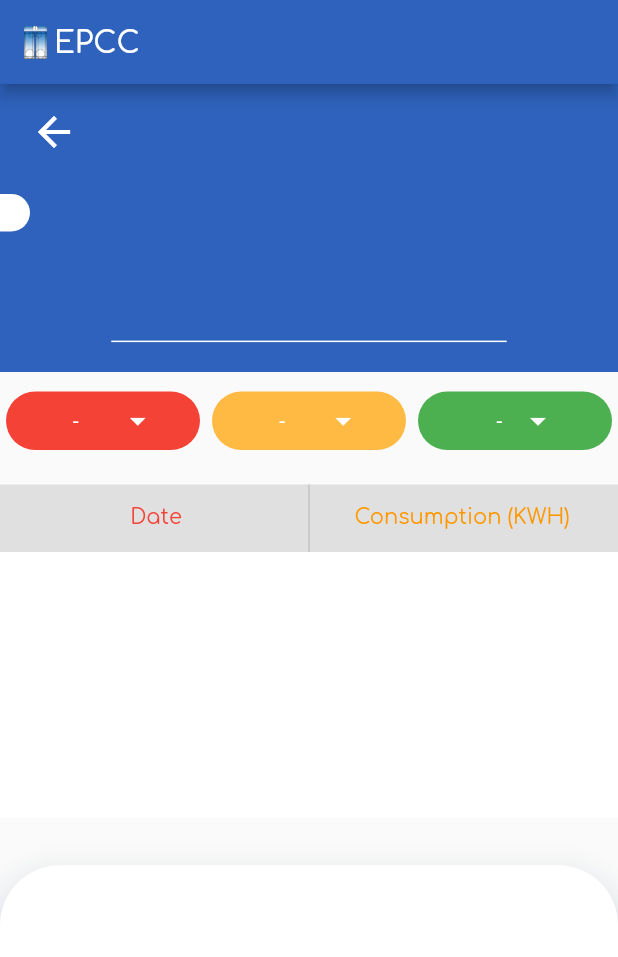
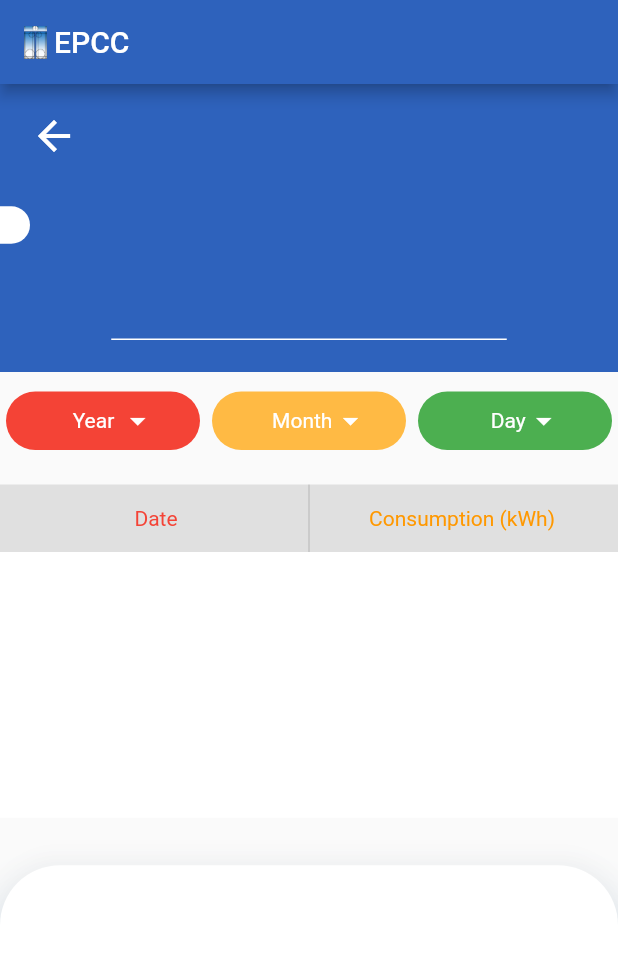
Before and after one commit to adilvn/EPCCApp, a Flutter app: the BackProcessUnit screen opened directly with empty values, on a phone screen of 412 x 824 dp. Shown: the top 957 px of the screen. Run offline on Flutter 3.47's test engine with Material 2 defaults, Android fonts, the phone set to English and light mode, and no system bars; our stand-ins replace animate_do, cached_network_image, cloud_firestore, connectivity, firebase_auth, firebase_core and 7 more; missing offline and left inert: connectivity_alert_widget, splash_screen_view; accounts and stored records are empty.

Commit message:
Latest App

```diff
--- a/lib/Screens/BackProcessUnit.dart
+++ b/lib/Screens/BackProcessUnit.dart
@@ -154,16 +154,16 @@ class BackProcessUnit extends GetView<BackProcessController> {
                           BottomNavigation.backToHomePage(SubUnits(), 0, false);
                           controller.ListData!.clear();
                           controller.chartOne.clear();
-                          controller.setBPDropValue1("-");
-                          controller.setBPDropValue2("-");
+                          controller.setBPDropValue1("Year");
+                          controller.setBPDropValue2("Month");
 
-                          controller.setBPDropValue3("-");
+                          controller.setBPDropValue3("Day");
                         },
                         child: Container(
                           padding: EdgeInsets.symmetric(horizontal: 20),
                           alignment: Alignment.centerLeft,
                           width: double.infinity,
-                          height: 35,
+                          height: 30,
                           child: Icon(
                             Icons.arrow_back,
                             color: white,
@@ -184,7 +184,7 @@ class BackProcessUnit extends GetView<BackProcessController> {
                               "${controller.title}",
                               style: TextStyle(
                                   color: epccBlue,
-                                  fontSize: 12,
+                                  fontSize: 14,
                                   fontWeight: FontWeight.normal),
                             ),
                             decoration: BoxDecoration(
@@ -198,9 +198,9 @@ class BackProcessUnit extends GetView<BackProcessController> {
                           )
                         ],
                       ),
-                      SizedBox(
-                        height: 10,
-                      ),
+                      // SizedBox(
+                      //   height: 10,
+                      // ),
                       Text(
                         controller.locationName != "PP1 ,PP2 ,PP3\r\n"
                             ? controller.locationName
@@ -210,8 +210,7 @@ class BackProcessUnit extends GetView<BackProcessController> {
                             : controller.locationName.toUpperCase(),
                         style: TextStyle(
                             color: Colors.white,
-                            fontSize: 24,
-                            fontWeight: FontWeight.bold),
+                            fontSize: 24),
                       ),
                       Divider(
                         indent: MediaQuery.of(context).size.width * 0.18,
@@ -220,7 +219,7 @@ class BackProcessUnit extends GetView<BackProcessController> {
                         thickness: 1,
                       ),
                       SizedBox(
-                        height: 3,
+                        height: 0,
                       )
                     ],
                   ),
@@ -425,7 +424,7 @@ class BackProcessUnit extends GetView<BackProcessController> {
                                               alignment: Alignment.center,
                                               width: 150,
                                               child: Text(
-                                                "Consumption (KWH)",
+                                                "Consumption (kWh)",
                                                 style: TextStyle(
                                                     color: Colors.orange,
                                                     fontSize: 14),
@@ -480,7 +479,7 @@ class BackProcessUnit extends GetView<BackProcessController> {
                                                             Alignment.center,
                                                         width: 150,
                                                         child: Text(
-                                                          "${controller.ListData![index].Consumption}KWH",
+                                                          "${controller.ListData![index].Consumption} kWh",
                                                           style: TextStyle(
                                                               color:
                                                                   Colors.black),
@@ -517,7 +516,7 @@ class BackProcessUnit extends GetView<BackProcessController> {
                                                           .compact(),
                                                       title: AxisTitle(
                                                           text:
-                                                              'Consumption (KHW)',
+                                                              'Consumption (kWh)',
                                                           textStyle: TextStyle(
                                                               color:
                                                                   Colors.black,
--- a/lib/Screens/profile.dart
+++ b/lib/Screens/profile.dart
@@ -155,7 +155,7 @@ class _ProfileState extends State<Profile> {
                                 mainAxisAlignment:
                                     MainAxisAlignment.spaceBetween,
                                 children: [
-                                  Text("Change Profile"),
+                                  Text("Profile Picture"),
                                   ElevatedButton(
                                     onPressed: () {
                                       pickImage().whenComplete(() {
@@ -176,7 +176,7 @@ class _ProfileState extends State<Profile> {
                                         shape: StadiumBorder(),
                                         primary: epccBlue500),
                                     child: Text(
-                                      "Change Profile",
+                                      "Change",
                                       style: TextStyle(
                                           color: Colors.white,
                                           fontSize: 14,
@@ -208,7 +208,7 @@ class _ProfileState extends State<Profile> {
                               shape: StadiumBorder(),
                               primary: epccBlue500),
                           child: Text(
-                            "SIGN OUT",
+                            "Logout",
                             style: TextStyle(
                                 color: Colors.white,
                                 fontSize: 18,
--- a/lib/controllers/BackProcess.dart
+++ b/lib/controllers/BackProcess.dart
@@ -4,10 +4,10 @@ import 'package:get/get.dart';
 import 'HomeController.dart';
 
 class BackProcessController extends GetxController {
-  var _bpdropdown1 = "-".obs;
+  var _bpdropdown1 = "Year".obs;
 
-  var _bpdropdown2 = "-".obs;
-  var _bpdropdown3 = "-".obs;
+  var _bpdropdown2 = "Month".obs;
+  var _bpdropdown3 = "Day".obs;
 
   var _chartOne = <ChartData>[].obs;
   List<ChartData> get chartOne => _chartOne;
@@ -58,9 +58,9 @@ class BackProcessController extends GetxController {
   }
 
   addDetails(List<ConsumptionValue> val) {
-    if (BPDropValue1.value == "-" &&
-        BPDropValue2.value == "-" &&
-        BPDropValue3.value == "-") {
+    if (BPDropValue1.value == "Year" &&
+        BPDropValue2.value == "Month" &&
+        BPDropValue3.value == "Day") {
       chartOne.clear();
       _listData.clear();
       for (var i = 0; i < val.length; i++) {
@@ -68,23 +68,23 @@ class BackProcessController extends GetxController {
         setListData(ConsumptionValue(
             Date: val[i].Date, Consumption: val[i].Consumption));
       }
-    } else if (BPDropValue1.value == "-" &&
-        BPDropValue2.value != "-" &&
-        BPDropValue3.value != "-") {
+    } else if (BPDropValue1.value == "Year" &&
+        BPDropValue2.value != "Month" &&
+        BPDropValue3.value != "Day") {
       chartOne.clear();
       _listData.clear();
       Get.rawSnackbar(
           message: "Choose Correct Date", duration: Duration(seconds: 2));
-    } else if (BPDropValue1.value == "-" &&
-        BPDropValue2.value == "-" &&
-        BPDropValue3.value != "-") {
+    } else if (BPDropValue1.value == "Year" &&
+        BPDropValue2.value == "Month" &&
+        BPDropValue3.value != "Day") {
       chartOne.clear();
       _listData.clear();
       Get.rawSnackbar(
           message: "Choose Correct Date", duration: Duration(seconds: 2));
-    } else if (BPDropValue1.value != "-" &&
-        BPDropValue2.value != "-" &&
-        BPDropValue3.value != "-") {
+    } else if (BPDropValue1.value != "Year" &&
+        BPDropValue2.value != "Month" &&
+        BPDropValue3.value != "Day") {
       print("Comme");
       var _month = _bpdropdown2.toUpperCase();
       var _day = _bpdropdown3.toUpperCase();
@@ -104,9 +104,9 @@ class BackProcessController extends GetxController {
         Get.rawSnackbar(
             message: "Choose Correct Date", duration: Duration(seconds: 2));
       }
-    } else if (BPDropValue1.value != "-" &&
-        BPDropValue2.value == "-" &&
-        BPDropValue3.value == "-") {
+    } else if (BPDropValue1.value != "Year" &&
+        BPDropValue2.value == "Month" &&
+        BPDropValue3.value == "Day") {
       chartOne.clear();
       _listData.clear();
       var _year = _bpdropdown1.substring(2, 4).toUpperCase();
@@ -126,9 +126,9 @@ class BackProcessController extends GetxController {
         Get.rawSnackbar(
             message: "Choose Correct Date", duration: Duration(seconds: 2));
       }
-    } else if (BPDropValue1.value != "-" &&
-        BPDropValue2.value != "-" &&
-        BPDropValue3.value == "-") {
+    } else if (BPDropValue1.value != "Year" &&
+        BPDropValue2.value != "Month" &&
+        BPDropValue3.value == "Day") {
       chartOne.clear();
       _listData.clear();
       var _month = _bpdropdown2.toUpperCase();
@@ -152,16 +152,16 @@ class BackProcessController extends GetxController {
         Get.rawSnackbar(
             message: "Choose Correct Date", duration: Duration(seconds: 2));
       }
-    } else if (BPDropValue1.value == "-" &&
-        BPDropValue2.value == "-" &&
-        BPDropValue3.value == "-") {
+    } else if (BPDropValue1.value == "Year" &&
+        BPDropValue2.value == "Month" &&
+        BPDropValue3.value == "Day") {
       chartOne.clear();
       _listData.clear();
     }
   }
 
   List<String> _bpDropList1 = [
-    "-",
+    "Year",
     "2021",
     "2020",
     "2019",
@@ -177,7 +177,7 @@ class BackProcessController extends GetxController {
   ].obs;
 
   List<String> _bpDropList2 = [
-    "-",
+    "Month",
     "Jan",
     "Feb",
     "Mar",
@@ -193,7 +193,7 @@ class BackProcessController extends GetxController {
   ].obs;
 
   List<String> _bpDropList3 = [
-    "-",
+    "Day",
     "01",
     "02",
     "03",
--- a/lib/controllers/reportController.dart
+++ b/lib/controllers/reportController.dart
@@ -8,14 +8,14 @@ class ReportController extends GetxController {
   var allReportsData = <Data>[].obs;
 
   var _dataList = <ReportModel>[].obs;
-  var _bpdropdown1 = "-".obs;
+  var _bpdropdown1 = "Year".obs;
 
-  var _bpdropdown2 = "-".obs;
-  var _bpdropdown3 = "-".obs;
-  var _TPdropdown = "-".obs;
+  var _bpdropdown2 = "Month".obs;
+  var _bpdropdown3 = "Day".obs;
+  var _TPdropdown = "TP/PP".obs;
 
-  var _unitdropdown = "-".obs;
-  var _bpdropdown = "-".obs;
+  var _unitdropdown = "Unit".obs;
+  var _bpdropdown = "Consumption".obs;
   String get YearValue => _bpdropdown1.value;
   String get MonthValue => _bpdropdown2.value;
   String get DayValue => _bpdropdown3.value;
@@ -139,12 +139,12 @@ class ReportController extends GetxController {
 
   List<String> date = [];
   addDataList() {
-    if (YearValue == "-" &&
-        MonthValue == "-" &&
-        DayValue == "-" &&
-        TPDropValue == "-" &&
-        UnitDropValue == "-" &&
-        BPDropValue == "-") {
+    if (YearValue == "Year" &&
+        MonthValue == "Month" &&
+        DayValue == "Day" &&
+        TPDropValue == "TP/PP" &&
+        UnitDropValue == "Unit" &&
+        BPDropValue == "Consumption") {
       // int a = 0;
       // for (var i = 0; i < TP1UnitOneDetails.length; i++) {
       //   String _year =
@@ -185,12 +185,12 @@ class ReportController extends GetxController {
       }
     }
     //TODO reports All  Value
-    else if (YearValue != "-" &&
-        MonthValue != "-" &&
-        DayValue != "-" &&
-        TPDropValue != "-" &&
-        UnitDropValue != "-" &&
-        BPDropValue != "-") {
+    else if (YearValue != "Year" &&
+        MonthValue != "Month" &&
+        DayValue != "Day" &&
+        TPDropValue != "TP/PP" &&
+        UnitDropValue != "Unit" &&
+        BPDropValue != "Consumption") {
       var _month = MonthValue.toUpperCase();
       var _day = DayValue.toUpperCase();
       var _year = YearValue.substring(2, 4).toUpperCase();
@@ -240,12 +240,12 @@ class ReportController extends GetxController {
       }
     }
     // TODO reports per year
-    else if (YearValue != "-" &&
-        MonthValue == "-" &&
-        DayValue == "-" &&
-        TPDropValue != "-" &&
-        UnitDropValue != "-" &&
-        BPDropValue != "-") {
+    else if (YearValue != "Year" &&
+        MonthValue == "Month" &&
+        DayValue == "Day" &&
+        TPDropValue != "TP/PP" &&
+        UnitDropValue != "Unit" &&
+        BPDropValue != "Consumption") {
       dataList.clear();
       var _year = YearValue.substring(2, 4).toUpperCase();
       var _prevYear = int.parse(_year) - 1;
@@ -300,12 +300,12 @@ class ReportController extends GetxController {
       } else {
         setValueBool(false);
       }
-    } else if (YearValue != "-" &&
-        MonthValue != "-" &&
-        DayValue == "-" &&
-        TPDropValue != "-" &&
-        UnitDropValue != "-" &&
-        BPDropValue != "-") {
+    } else if (YearValue != "Year" &&
+        MonthValue != "Month" &&
+        DayValue == "Day" &&
+        TPDropValue != "TP/PP" &&
+        UnitDropValue != "Unit" &&
+        BPDropValue != "Consumption") {
       dataList.clear();
       var _month = MonthValue.toUpperCase();
 
@@ -358,12 +358,12 @@ class ReportController extends GetxController {
         Get.rawSnackbar(
             message: "No Data Found", duration: Duration(seconds: 2));
       }
-    } else if (YearValue == "-" &&
-        MonthValue == "-" &&
-        DayValue == "-" &&
-        TPDropValue != "-" &&
-        UnitDropValue != "-" &&
-        BPDropValue != "-") {
+    } else if (YearValue == "Year" &&
+        MonthValue == "Month" &&
+        DayValue == "Day" &&
+        TPDropValue != "TP/PP" &&
+        UnitDropValue != "Unit" &&
+        BPDropValue != "Consumption") {
       dataList.clear();
       // var _month = MonthValue.toUpperCase();
       // var _year = YearValue.substring(2, 4).toUpperCase();
@@ -420,10 +420,10 @@ class ReportController extends GetxController {
         Get.rawSnackbar(
             message: "No Data Found", duration: Duration(seconds: 2));
       }
-    } else if (YearValue != "-" ||
-        MonthValue != "-" ||
-        DayValue != "-" ||
-        TPDropValue == "-" && UnitDropValue == "-" && BPDropValue == "-") {
+    } else if (YearValue != "Year" ||
+        MonthValue != "Month" ||
+        DayValue != "Day" ||
+        TPDropValue == "TP/PP" && UnitDropValue == "Unit" && BPDropValue == "Consumption") {
       _dataList.clear();
       setValueBool(false);
       Get.rawSnackbar(message: "No Data Found", duration: Duration(seconds: 2));
@@ -460,14 +460,14 @@ class ReportController extends GetxController {
     } else if (value == "PP") {
       setDrop2Value(["PP1", "PP2", "PP3", "Utilities"]);
       setUnitsDropList("PP1");
-    } else if (value == "-") {
-      setDrop2Value(["-"]);
-      setUnitsDropList("-");
+    } else if (value == "TP/PP") {
+      setDrop2Value(["Consumption"]);
+      setUnitsDropList("Unit");
     }
   }
 
   List<String> _BPDropList = [
-    "-",
+    "Consumption",
   ].obs;
   setBPDropListValue(List<String> value) {
     _BPDropList.clear();
@@ -548,9 +548,9 @@ class ReportController extends GetxController {
     _bpdropdown.value = val!;
   }
 
-  List<String> _TPDropList = ["-", "TP1", "TP2", "TP3", "TP4", "PP"].obs;
+  List<String> _TPDropList = ["TP/PP", "TP1", "TP2", "TP3", "TP4", "PP"].obs;
 
-  List<String> _UnitDropList = ["-"].obs;
+  List<String> _UnitDropList = ["Unit"].obs;
 
   setDrop2Value(List<String> val) {
     _UnitDropList.clear();
@@ -561,7 +561,7 @@ class ReportController extends GetxController {
   }
 
   List<String> _bpDropList1 = [
-    "-",
+    "Year",
     "2021",
     "2020",
     "2019",
@@ -577,7 +577,7 @@ class ReportController extends GetxController {
   ].obs;
 
   List<String> _bpDropList2 = [
-    "-",
+    "Month",
     "Jan",
     "Feb",
     "Mar",
@@ -593,7 +593,7 @@ class ReportController extends GetxController {
   ].obs;
 
   List<String> _bpDropList3 = [
-    "-",
+    "Day",
     "01",
     "02",
     "03",
--- a/lib/controllers/subUnitsController.dart
+++ b/lib/controllers/subUnitsController.dart
@@ -3,10 +3,10 @@ import 'package:flutter/material.dart';
 import 'package:get/get.dart';
 
 class SubUnitsController extends GetxController {
-  var _subdropdown1 = "-".obs;
+  var _subdropdown1 = "Year".obs;
 
-  var _subdropdown2 = "-".obs;
-  var _subdropdown3 = "-".obs;
+  var _subdropdown2 = "Month".obs;
+  var _subdropdown3 = "Day".obs;
 
   var _chartOne = <ChartDataSub>[].obs;
   List<ChartDataSub> get chartOne => _chartOne;
@@ -74,9 +74,9 @@ class SubUnitsController extends GetxController {
       }
     }
 
-    if (_subdropdown1.value == "-" &&
-        _subdropdown2.value == "-" &&
-        _subdropdown3.value == "-") {
+    if (_subdropdown1.value == "Year" &&
+        _subdropdown2.value == "Month" &&
+        _subdropdown3.value == "Day") {
       for (var i = 0; i < 8; i++) {
         if (unitDetails[i].centerName == list[0]) {
           setChartOne(ChartDataSub(
@@ -91,9 +91,9 @@ class SubUnitsController extends GetxController {
           }
         }
       }
-    } else if (_subdropdown1.value != "-" &&
-        _subdropdown2.value != "-" &&
-        _subdropdown3.value != "-") {
+    } else if (_subdropdown1.value != "Year" &&
+        _subdropdown2.value != "Month" &&
+        _subdropdown3.value != "Day") {
       var _month = _subdropdown2.toUpperCase();
       var _day = _subdropdown3.toUpperCase();
       var _year = _subdropdown1.substring(2, 4).toUpperCase();
@@ -122,9 +122,9 @@ class SubUnitsController extends GetxController {
         Get.rawSnackbar(
             message: "Choose Correct Data", duration: Duration(seconds: 2));
       }
-    } else if (_subdropdown1.value == "-" ||
-        _subdropdown2.value == "-" ||
-        _subdropdown3.value == "-") {
+    } else if (_subdropdown1.value == "Year" ||
+        _subdropdown2.value == "Month" ||
+        _subdropdown3.value == "Day") {
       chartOne.clear();
       chartTwo.clear();
     }
@@ -191,7 +191,7 @@ class SubUnitsController extends GetxController {
   }
 
   List<String> _subDropList1 = [
-    "-",
+    "Year",
     "2021",
     "2020",
     "2019",
@@ -207,7 +207,7 @@ class SubUnitsController extends GetxController {
   ].obs;
 
   List<String> _subDropList2 = [
-    "-",
+    "Month",
     "Jan",
     "Feb",
     "Mar",
@@ -223,7 +223,7 @@ class SubUnitsController extends GetxController {
   ].obs;
 
   List<String> _subDropList3 = [
-    "-",
+    "Day",
     "01",
     "02",
     "03",
--- a/lib/controllers/unitsController.dart
+++ b/lib/controllers/unitsController.dart
@@ -68,9 +68,9 @@ class UnitsController extends GetxController {
       List<UNITDATAMODEL> unitThreeDetails,
       List<UNITDATAMODEL> unitFourDetails,
       int index) {
-    if (_unitdropdown1.value == "." &&
-        _unitdropdown2.value == "." &&
-        _unitdropdown3.value == ".") {
+    if (_unitdropdown1.value == "Year" &&
+        _unitdropdown2.value == "Month" &&
+        _unitdropdown3.value == "Day") {
       for (var i = 0; i < 4; i++) {
         setChartOne(ChartData1(
             x: unitOneDetails[i].consumptionDate!,
@@ -89,9 +89,9 @@ class UnitsController extends GetxController {
               y: unitFourDetails[i].totalValue!));
         }
       }
-    } else if (_unitdropdown1.value != "." &&
-        _unitdropdown2.value != "." &&
-        _unitdropdown3.value != ".") {
+    } else if (_unitdropdown1.value != "Year" &&
+        _unitdropdown2.value != "Month" &&
+        _unitdropdown3.value != "Day") {
       int c = 0;
       var _month = _unitdropdown3.toUpperCase();
       var _day = _unitdropdown2.toUpperCase();
@@ -214,9 +214,9 @@ class UnitsController extends GetxController {
               duration: Duration(seconds: 2), message: "Select Correct Date");
         }
       }
-    } else if (_unitdropdown1.value != "." ||
-        _unitdropdown2.value != "." ||
-        _unitdropdown3.value != ".") {
+    } else if (_unitdropdown1.value != "Year" ||
+        _unitdropdown2.value != "Month" ||
+        _unitdropdown3.value != "Day") {
       _chartOne.clear();
       _chartTwo.clear();
       _chartThree.clear();
@@ -248,10 +248,10 @@ class UnitsController extends GetxController {
     _totalunit4.value = val;
   }
 
-  var _unitdropdown1 = ".".obs;
+  var _unitdropdown1 = "Year".obs;
 
-  var _unitdropdown2 = ".".obs;
-  var _unitdropdown3 = ".".obs;
+  var _unitdropdown2 = "Month".obs;
+  var _unitdropdown3 = "Day".obs;
   RxString get UnitDropValue1 => _unitdropdown1;
   RxString get UnitDropValue2 => _unitdropdown2;
   RxString get UnitDropValue3 => _unitdropdown3;
@@ -268,7 +268,7 @@ class UnitsController extends GetxController {
   }
 
   List<String> _unitDropList1 = [
-    ".",
+    "Year",
     "2021",
     "2020",
     "2019",
@@ -284,7 +284,7 @@ class UnitsController extends GetxController {
   ].obs;
 
   List<String> _unitDropList2 = [
-    ".",
+    "Month",
     "Jan",
     "Feb",
     "Mar",
@@ -300,7 +300,7 @@ class UnitsController extends GetxController {
   ].obs;
 
   List<String> _unitDropList3 = [
-    ".",
+    "Day",
     "01",
     "02",
     "03",
--- a/lib/main.dart
+++ b/lib/main.dart
@@ -18,7 +18,7 @@ Future main() async {
   runApp(GetMaterialApp(
     initialBinding: HomePageBindings(),
     theme: ThemeData(
-      fontFamily: comfortaa,
+      fontFamily: roboto,
       primaryColor: epccBlue,
     ),
     getPages: AppPages.routes,
```
Also changed, not shown: lib/Screens/Reports.dart (+3 -6 lines), lib/Screens/home_screen.dart (+35 -30 lines), lib/Screens/login_screen.dart (+4 -4 lines), lib/Screens/subUnits.dart (+39 -36 lines), lib/Screens/unitsPage.dart (+54 -48 lines).
